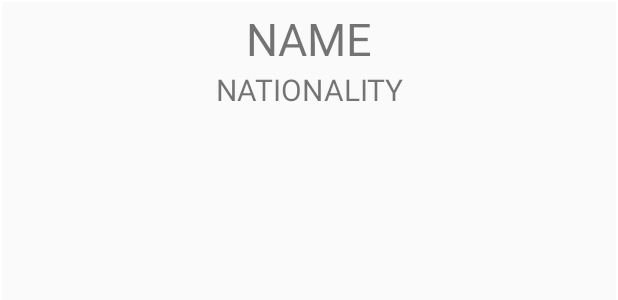
After one commit to e-kuri/ElectronicMusicCatalog, an Android app: the layout dj_list_layout.xml on its own in the app's theme, with its tools: preview values and no code run, on a phone screen of 412 x 824 dp. The commit adds this screen. Shown: the top 300 px of the screen. Run offline under Robolectric (Android 15) with nearby library versions, the phone set to English and light mode, and no system bars.

Commit message:
list fragment and content fragment

```diff
--- a/app/build.gradle
+++ b/app/build.gradle
@@ -32,4 +32,5 @@ dependencies {
 }
 
 
+
 apply plugin: 'com.google.gms.google-services'
--- a/app/src/main/java/com/example/admin/emc/SQLite/DJAdapter.java
+++ b/app/src/main/java/com/example/admin/emc/SQLite/DJAdapter.java
@@ -33,7 +33,7 @@ public class DJAdapter extends CursorRecyclerViewAdapter<DJHolder>{
 
     @Override
     public DJHolder onCreateViewHolder(ViewGroup parent, int viewType) {
-        View viewItem = LayoutInflater.from(parent.getContext()).inflate(R.layout.dj_layout, parent, false);
+        View viewItem = LayoutInflater.from(parent.getContext()).inflate(R.layout.dj_detail_layout, parent, false);
         return new DJHolder(viewItem);
     }
 
--- /dev/null
+++ b/app/src/main/res/drawable/border_background.xml
@@ -0,0 +1,16 @@
+<?xml version="1.0" encoding="utf-8"?>
+<shape xmlns:android="http://schemas.android.com/apk/res/android"
+    android:shape="rectangle">
+
+    <corners
+        android:radius="2dp"
+        android:topRightRadius="0dp"
+        android:topLeftRadius="0dp"
+        android:bottomLeftRadius="0dp"
+        android:bottomRightRadius="0dp"
+        />
+
+    <stroke android:width="1dp"
+        android:color="@android:color/white"/>
+
+</shape>
--- /dev/null
+++ b/app/src/main/res/layout/dj_list_layout.xml
@@ -0,0 +1,29 @@
+<?xml version="1.0" encoding="utf-8"?>
+<LinearLayout xmlns:android="http://schemas.android.com/apk/res/android"
+    android:orientation="vertical" android:layout_width="match_parent"
+    android:layout_height="match_parent"
+    android:background="@drawable/border_background"
+    android:paddingTop="5dp"
+    android:paddingBottom="5dp"
+    android:id="@+id/dj_list_layout">
+
+    <TextView
+        android:layout_width="match_parent"
+        android:layout_height="wrap_content"
+        android:id="@+id/dj_name"
+        android:textAlignment="center"
+        android:gravity="center"
+        android:textSize="30dp"
+        android:text="NAME"/>
+
+    <TextView
+        android:layout_width="match_parent"
+        android:layout_height="wrap_content"
+        android:id="@+id/dj_nationality"
+        android:textAlignment="center"
+        android:gravity="center"
+        android:textSize="20dp"
+        android:text="NATIONALITY"/>
+
+
+</LinearLayout>
```
Also changed, not shown: app/src/main/java/com/example/admin/emc/Adapter/FirebaseDjListAdapter.java (added, +49 -0 lines), app/src/main/java/com/example/admin/emc/DJActivity.java (+3 -11 lines), app/src/main/java/com/example/admin/emc/DJDetailFragment.java (added, +61 -0 lines), app/src/main/java/com/example/admin/emc/DJGralInfoFragment.java (deleted, +0 -147 lines), app/src/main/java/com/example/admin/emc/DJListFragment.java (added, +62 -0 lines), app/src/main/java/com/example/admin/emc/db/SQLite/DJSQLiteHelper.java (+0 -7 lines), app/src/main/java/com/example/admin/emc/model/SubGenre.java (deleted, +0 -25 lines), app/src/main/res/layout/activity_dj.xml (+11 -3 lines), app/src/main/res/layout/dj_fragments_container.xml (deleted, +0 -12 lines), app/src/main/res/layout/fragment_dj_list.xml (added, +17 -0 lines), app/src/main/res/layout/dj_detail_layout.xml (renamed from app/src/main/res/layout/dj_layout.xml), app/src/main/res/layout/fragment_dj_detail.xml (renamed from app/src/main/res/layout/fragment_dj_gral_info.xml).
